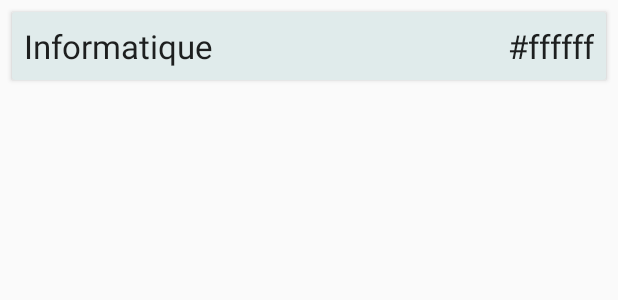
After one commit to MichelBacon/localization-app, an Android app: the layout legend_item.xml on its own in the app's theme, with its tools: preview values and no code run, on a phone screen of 412 x 824 dp. The commit adds this screen. Shown: the top 300 px of the screen. Run offline under Robolectric (Android 15) with nearby library versions, the phone set to English and light mode, and no system bars.

Commit message:
Added firebase instance, added recyclerView for legends, work-in-progress

```diff
--- a/app/build.gradle
+++ b/app/build.gradle
@@ -24,11 +24,14 @@ dependencies {
     implementation fileTree(dir: 'libs', include: ['*.jar'])
     implementation 'com.google.android.material:material:1.1.0'
     implementation 'androidx.constraintlayout:constraintlayout:1.1.3'
+    implementation "androidx.cardview:cardview:1.0.0"
     implementation 'com.google.firebase:firebase-database:19.2.1'
+    implementation 'com.firebaseui:firebase-ui-firestore:6.2.0'
     implementation 'androidx.appcompat:appcompat:1.1.0'
     implementation 'androidx.annotation:annotation:1.1.0'
     implementation 'androidx.lifecycle:lifecycle-extensions:2.2.0'
     implementation 'com.github.chrisbanes:PhotoView:2.3.0'
+    implementation 'com.google.firebase:firebase-firestore:21.4.1'
     testImplementation 'junit:junit:4.12'
     androidTestImplementation 'androidx.test.ext:junit:1.1.0'
     androidTestImplementation 'androidx.test.espresso:espresso-core:3.1.1'
--- /dev/null
+++ b/app/src/main/java/com/cegepba/localization_app/Rooms.java
@@ -0,0 +1,5 @@
+package com.cegepba.localization_app;
+
+public class Rooms {
+
+}
--- /dev/null
+++ b/app/src/main/res/layout/legend_item.xml
@@ -0,0 +1,38 @@
+<?xml version="1.0" encoding="utf-8"?>
+<androidx.cardview.widget.CardView xmlns:android="http://schemas.android.com/apk/res/android"
+    android:layout_width="wrap_content"
+    android:layout_height="wrap_content"
+    xmlns:app="http://schemas.android.com/apk/res-auto"
+    android:layout_marginTop="8dp"
+    android:layout_marginStart="8dp"
+    android:layout_marginEnd="8dp"
+    app:cardBackgroundColor="#e0ebeb">
+
+    <RelativeLayout
+        android:layout_width="match_parent"
+        android:layout_height="match_parent"
+        android:padding="8dp">
+
+        <TextView
+            android:id="@+id/text_view_name"
+            android:layout_width="wrap_content"
+            android:layout_height="wrap_content"
+            android:text="Informatique"
+            android:layout_toStartOf="@+id/text_view_color"
+            android:layout_alignParentStart="true"
+            android:maxLines="1"
+            android:textAppearance="@style/TextAppearance.AppCompat.Large"
+            />
+
+        <TextView
+            android:id="@+id/text_view_color"
+            android:layout_width="wrap_content"
+            android:layout_height="wrap_content"
+            android:text="#ffffff"
+            android:layout_alignParentTop="true"
+            android:layout_alignParentEnd="true"
+            android:textAppearance="@style/TextAppearance.AppCompat.Large"
+            />
+    </RelativeLayout>
+
+</androidx.cardview.widget.CardView>
--- a/build.gradle
+++ b/build.gradle
@@ -8,7 +8,7 @@ buildscript {
     }
     dependencies {
         classpath 'com.android.tools.build:gradle:3.6.1'
-        classpath 'com.google.gms:google-services:4.2.0'
+        classpath 'com.google.gms:google-services:4.3.3'
 
         // NOTE: Do not place your application dependencies here; they belong
         // in the individual module build.gradle files
```
Also changed, not shown: app/src/main/java/com/cegepba/localization_app/Legend.java (+50 -3 lines), app/src/main/java/com/cegepba/localization_app/Legends.java (added, +27 -0 lines), app/src/main/java/com/cegepba/localization_app/LegendsAdapter.java (added, +45 -0 lines), app/src/main/java/com/cegepba/localization_app/MainActivity.java (+10 -5 lines), app/src/main/res/layout/activity_legend.xml (+7 -0 lines).
